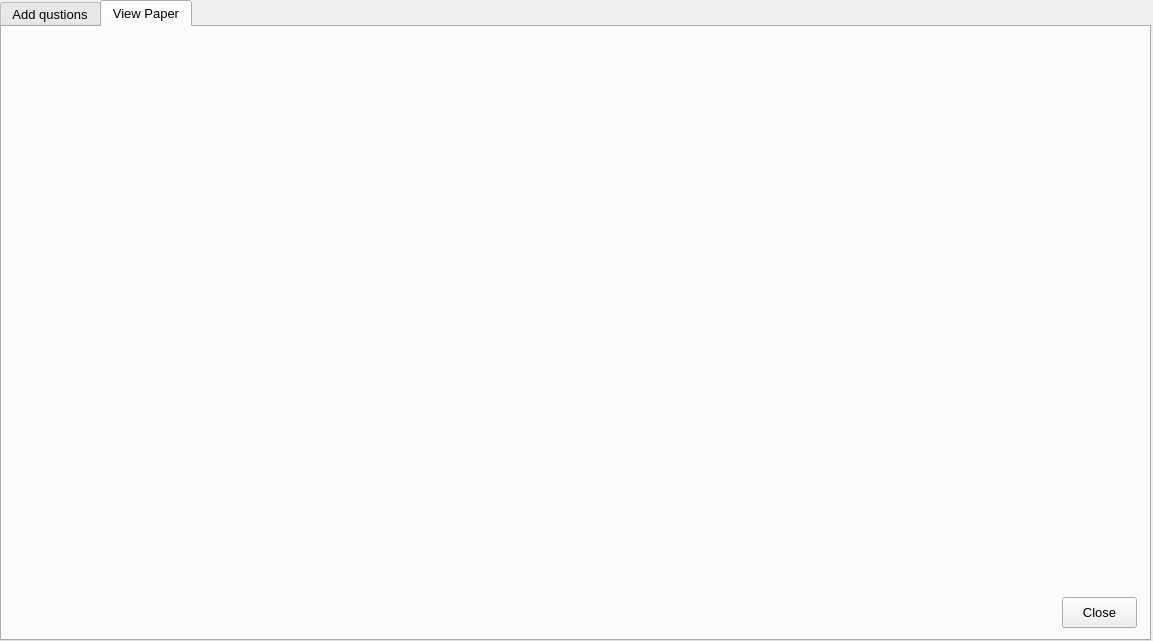
Above: newmixpaper.ui from dkithmal/BinduProjectTeacher before the change. Below: the same form after it.
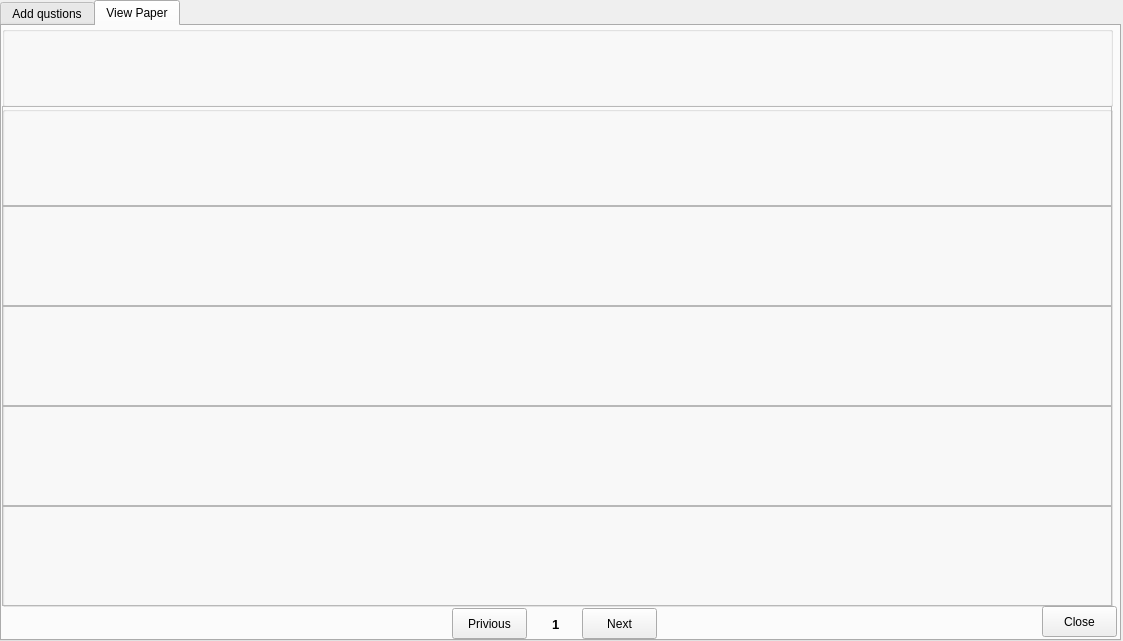
That is the form after the change. The open tabs and pages were chosen to show the change.

```diff
--- a/newmixpaper.ui
+++ b/newmixpaper.ui
@@ -6,7 +6,7 @@
    <rect>
     <x>0</x>
     <y>0</y>
-    <width>1153</width>
+    <width>1123</width>
     <height>641</height>
    </rect>
   </property>
@@ -18,13 +18,13 @@
     <rect>
      <x>0</x>
      <y>0</y>
-     <width>1151</width>
+     <width>1121</width>
      <height>641</height>
     </rect>
    </property>
    <property name="font">
     <font>
-     <pointsize>10</pointsize>
+     <pointsize>9</pointsize>
     </font>
    </property>
    <property name="currentIndex">
@@ -289,11 +289,122 @@
     <attribute name="title">
      <string>View Paper</string>
     </attribute>
+    <widget class="QGroupBox" name="gBHeader">
+     <property name="geometry">
+      <rect>
+       <x>0</x>
+       <y>0</y>
+       <width>1111</width>
+       <height>81</height>
+      </rect>
+     </property>
+     <property name="title">
+      <string/>
+     </property>
+    </widget>
+    <widget class="QGroupBox" name="gBQuestions">
+     <property name="geometry">
+      <rect>
+       <x>0</x>
+       <y>80</y>
+       <width>1111</width>
+       <height>501</height>
+      </rect>
+     </property>
+     <property name="font">
+      <font>
+       <pointsize>8</pointsize>
+      </font>
+     </property>
+     <property name="title">
+      <string/>
+     </property>
+     <widget class="QFrame" name="fQuestion1">
+      <property name="geometry">
+       <rect>
+        <x>0</x>
+        <y>0</y>
+        <width>1110</width>
+        <height>100</height>
+       </rect>
+      </property>
+      <property name="frameShape">
+       <enum>QFrame::StyledPanel</enum>
+      </property>
+      <property name="frameShadow">
+       <enum>QFrame::Raised</enum>
+      </property>
+     </widget>
+     <widget class="QFrame" name="fQuestion2">
+      <property name="geometry">
+       <rect>
+        <x>0</x>
+        <y>100</y>
+        <width>1110</width>
+        <height>100</height>
+       </rect>
+      </property>
+      <property name="frameShape">
+       <enum>QFrame::StyledPanel</enum>
+      </property>
+      <property name="frameShadow">
+       <enum>QFrame::Raised</enum>
+      </property>
+     </widget>
+     <widget class="QFrame" name="fQuestion3">
+      <property name="geometry">
+       <rect>
+        <x>0</x>
+        <y>200</y>
+        <width>1110</width>
+        <height>100</height>
+       </rect>
+      </property>
+      <property name="frameShape">
+       <enum>QFrame::StyledPanel</enum>
+      </property>
+      <property name="frameShadow">
+       <enum>QFrame::Raised</enum>
+      </property>
+     </widget>
+     <widget class="QFrame" name="fQuestion4">
+      <property name="geometry">
+       <rect>
+        <x>0</x>
+        <y>300</y>
+        <width>1110</width>
+        <height>100</height>
+       </rect>
+      </property>
+      <property name="frameShape">
+       <enum>QFrame::StyledPanel</enum>
+      </property>
+      <property name="frameShadow">
+       <enum>QFrame::Raised</enum>
+      </property>
+     </widget>
+     <widget class="QFrame" name="fQuestion5">
+      <property name="geometry">
+       <rect>
+        <x>0</x>
+        <y>400</y>
+        <width>1110</width>
+        <height>100</height>
+       </rect>
+      </property>
+      <property name="frameShape">
+       <enum>QFrame::StyledPanel</enum>
+      </property>
+      <property name="frameShadow">
+       <enum>QFrame::Raised</enum>
+      </property>
+     </widget>
+    </widget>
     <widget class="QPushButton" name="pushButton_2">
      <property name="geometry">
       <rect>
-       <x>1060</x>
-       <y>570</y>
+       <x>1040</x>
+       <y>580</y>
        <width>75</width>
        <height>31</height>
       </rect>
@@ -302,6 +413,52 @@
       <string>Close</string>
      </property>
     </widget>
+    <widget class="QPushButton" name="pBPrivious">
+     <property name="geometry">
+      <rect>
+       <x>450</x>
+       <y>582</y>
+       <width>75</width>
+       <height>31</height>
+      </rect>
+     </property>
+     <property name="text">
+      <string>Privious</string>
+     </property>
+    </widget>
+    <widget class="QPushButton" name="pBNext">
+     <property name="geometry">
+      <rect>
+       <x>580</x>
+       <y>582</y>
+       <width>75</width>
+       <height>31</height>
+      </rect>
+     </property>
+     <property name="text">
+      <string>Next</string>
+     </property>
+    </widget>
+    <widget class="QLabel" name="lPageNo">
+     <property name="geometry">
+      <rect>
+       <x>550</x>
+       <y>590</y>
+       <width>21</width>
+       <height>16</height>
+      </rect>
+     </property>
+     <property name="font">
+      <font>
+       <pointsize>10</pointsize>
+       <weight>75</weight>
+       <bold>true</bold>
+      </font>
+     </property>
+     <property name="text">
+      <string>1</string>
+     </property>
+    </widget>
    </widget>
   </widget>
  </widget>
```
Left out of the diff: 4 changed lines with no effect on the pictures.
